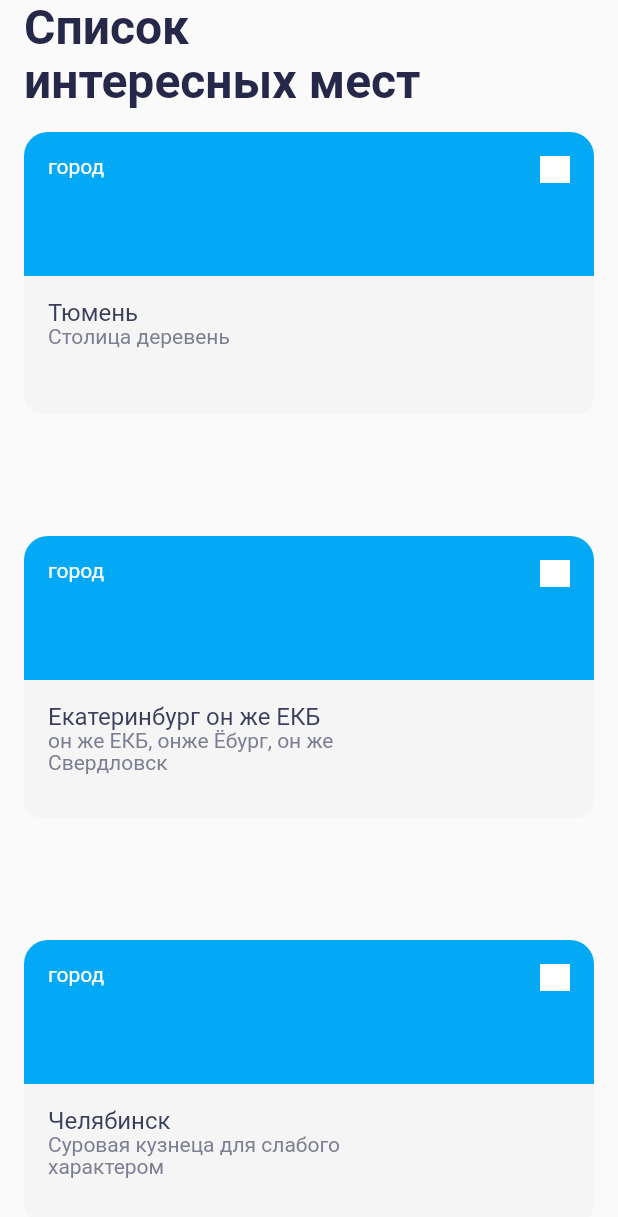
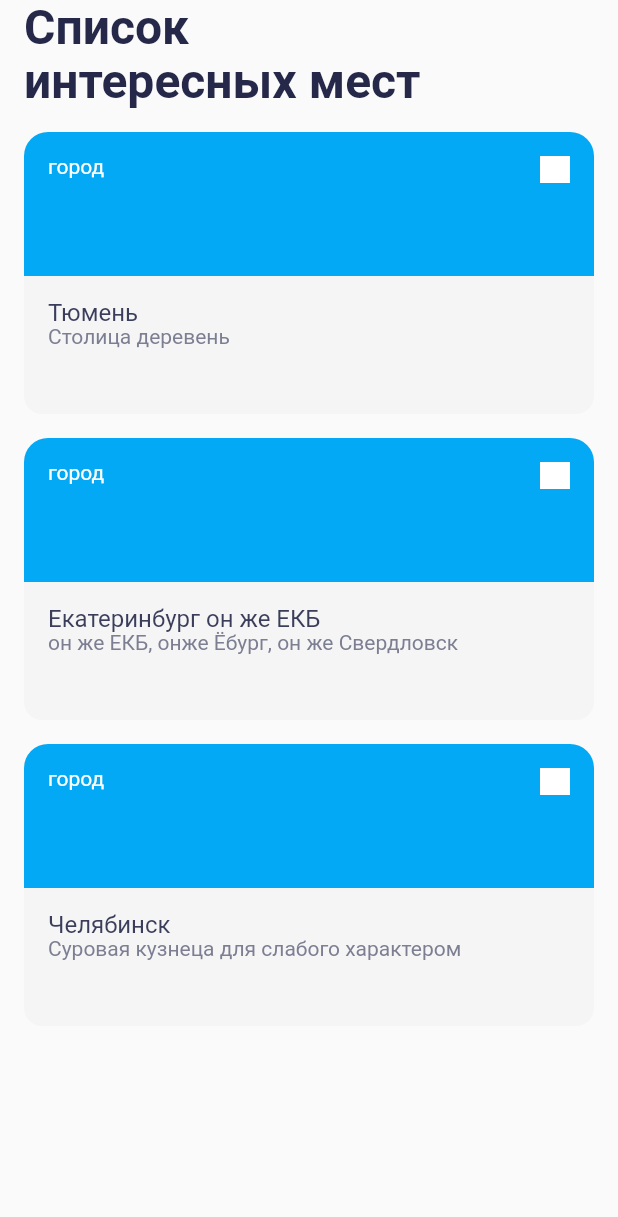
Before and after one commit to n-eliseev/surf-flutter-course-eliseev, a Flutter app: the screen it shows after launch, on a phone screen of 412 x 824 dp. Shown: the top 1217 px of the screen. Run offline on Flutter 3.47's test engine with Material 2 defaults, Android fonts, the phone set to English and light mode, and no system bars.

Commit message:
Update changes

```diff
--- a/lib/domain/app_const.dart
+++ /dev/null
@@ -1,21 +0,0 @@
-
-// Текстовые строки используемые в приложении
-class AppStrings {
-
-  static const appTitle = 'Places';
-
-  static const appBarTitle = 'Список\nинтересных мест';
-
-}
-
-// Переменные играющие роль в оформлении - возможно, есть смысл переоформить в тему
-// если накопится больше данных
-class AppUi {
-
-  // Величиный для оступов, паддингов и радиусов
-  static const double p12 = 12;
-  static const double p16 = 16;
-  static const double p24 = 24;
-  static const double p32 = 32;
-
-}
--- /dev/null
+++ b/lib/domain/app_ui.dart
@@ -0,0 +1,12 @@
+
+// Переменные играющие роль в оформлении - возможно, есть смысл переоформить в тему
+// если накопится больше данных
+class AppUi {
+
+  // Величиный для оступов, паддингов и радиусов
+  static const double p12 = 12;
+  static const double p16 = 16;
+  static const double p24 = 24;
+  static const double p32 = 32;
+
+}
--- a/lib/main.dart
+++ b/lib/main.dart
@@ -1,9 +1,9 @@
 import 'package:flutter/material.dart';
 import 'package:places/mocks.dart';
 import 'package:places/ui/screen/sight_list_screen.dart';
-import 'package:places/ui/screen/test_screen.dart';
 import 'package:places/ui/screen/sight_details.dart';
-import 'package:places/domain/app_const.dart';
+import 'package:places/domain/app_strings.dart';
+import 'package:places/domain/app_ui.dart';
 
 void main() {
   runApp(const App());
@@ -16,7 +16,6 @@ class App extends StatelessWidget {
   @override
   Widget build(BuildContext context) {
 
-    //const screen = const TestScreen();
     const screen = const SightListScreen();
     //const screen = SightDetails();
 
--- a/lib/ui/screen/sight_card.dart
+++ b/lib/ui/screen/sight_card.dart
@@ -1,7 +1,9 @@
 import 'package:flutter/material.dart';
 import 'package:flutter/rendering.dart';
 import 'package:places/domain/sight.dart';
-import 'package:places/domain/app_const.dart';
+import 'package:places/domain/app_strings.dart';
+import 'package:places/domain/app_ui.dart';
+
 
 class SightCard extends StatelessWidget {
 
@@ -12,13 +14,7 @@ class SightCard extends StatelessWidget {
   @override
   Widget build(BuildContext context) {
 
-    final double width = MediaQuery.of(context).size.width;
-    const double tRadius = AppUi.p16;
-    const double bRadius = AppUi.p12;
-
-    return AspectRatio(
-      aspectRatio: 3/2,
-      child: Column(
+    return Column(
       children: [
 
         Stack(
@@ -29,22 +25,22 @@ class SightCard extends StatelessWidget {
               height: 96,
               decoration: const BoxDecoration(
                 borderRadius: BorderRadius.only(
-                    topLeft: const Radius.circular(tRadius),
-                    topRight: const Radius.circular(tRadius)
+                  topLeft: const Radius.circular(AppUi.p16),
+                  topRight: const Radius.circular(AppUi.p16)
                 ),
                 color: Colors.lightBlue
               )
             ),
 
             Positioned(
-                top: tRadius,
-                left: tRadius,
+              top: AppUi.p16,
+              left: AppUi.p16,
               child: Text(sight.type.toLowerCase(), style: const TextStyle(color: Colors.white, height: 1.1, fontSize: 14))
             ),
 
             Positioned(
-                top: tRadius,
-                right: tRadius,
+              top: AppUi.p16,
+              right: AppUi.p16,
               child: Container(color: Colors.white, width: 20, height: 18)
             ),
           ]
@@ -56,37 +52,30 @@ class SightCard extends StatelessWidget {
           //constraints: BoxConstraints(minWidth: width),
           decoration: const BoxDecoration(
             borderRadius: const BorderRadius.only(
-                bottomLeft: const Radius.circular(bRadius),
-                bottomRight: const Radius.circular(bRadius)
+              bottomLeft: const Radius.circular(AppUi.p12),
+              bottomRight: const Radius.circular(AppUi.p12)
             ),
             color: const Color(0xFFF5F5F5),
           ),
           child: Padding(
-              padding: EdgeInsets.fromLTRB(AppUi.p16, 0, AppUi.p16, AppUi.p16), //EdgeInsets.all(AppUi.p16),
+            padding: EdgeInsets.all(AppUi.p16),
             child: Column(
               crossAxisAlignment: CrossAxisAlignment.start,
               mainAxisAlignment: MainAxisAlignment.start,
               children: [
-                  const SizedBox(height: AppUi.p16),
                 Text(
                   sight.name,
                   style:const TextStyle( fontFamily: 'Roboto', color: const Color(0xFF3B3E5B), fontSize: 16, height: 1.07 )
                 ),
-                  ConstrainedBox(
-                    constraints: BoxConstraints(maxWidth: width/2),
-                    child: Text(
+                Text(
                   sight.details,
                   style:const TextStyle( fontFamily: 'Roboto', color: const Color(0xFF7C7E92), fontSize: 14, height: 1.1 )
-                    )
                 ),
               ],
             )
           )
         )
-
       ]
-      )
     );
-
   }
 }
--- a/lib/ui/screen/sight_details.dart
+++ b/lib/ui/screen/sight_details.dart
@@ -1,7 +1,9 @@
 import 'package:flutter/material.dart';
 import 'package:places/mocks.dart';
 import 'package:places/domain/sight.dart';
-import 'package:places/domain/app_const.dart';
+import 'package:places/domain/app_strings.dart';
+import 'package:places/domain/app_ui.dart';
+
 
 class SightDetails extends StatelessWidget {
 
--- a/lib/ui/screen/sight_list_screen.dart
+++ b/lib/ui/screen/sight_list_screen.dart
@@ -1,7 +1,9 @@
 import 'package:flutter/material.dart';
 import 'package:places/ui/screen/sight_card.dart';
 import 'package:places/mocks.dart';
-import 'package:places/domain/app_const.dart';
+import 'package:places/domain/app_strings.dart';
+import 'package:places/domain/app_ui.dart';
+
 
 class CustomAppBar extends StatelessWidget implements PreferredSizeWidget {
 
```
Also changed, not shown: lib/domain/app_strings.dart (added, +8 -0 lines), lib/ui/screen/test_screen.dart (deleted, +0 -58 lines). Lines whose indentation alone changed are shown as unchanged.
